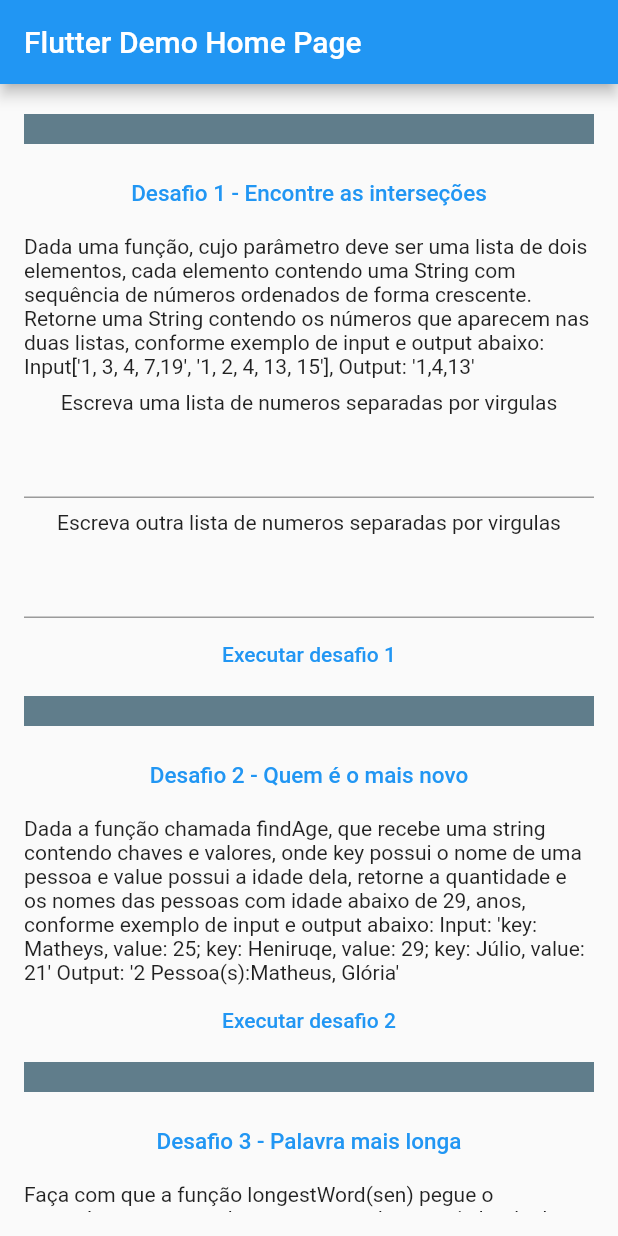
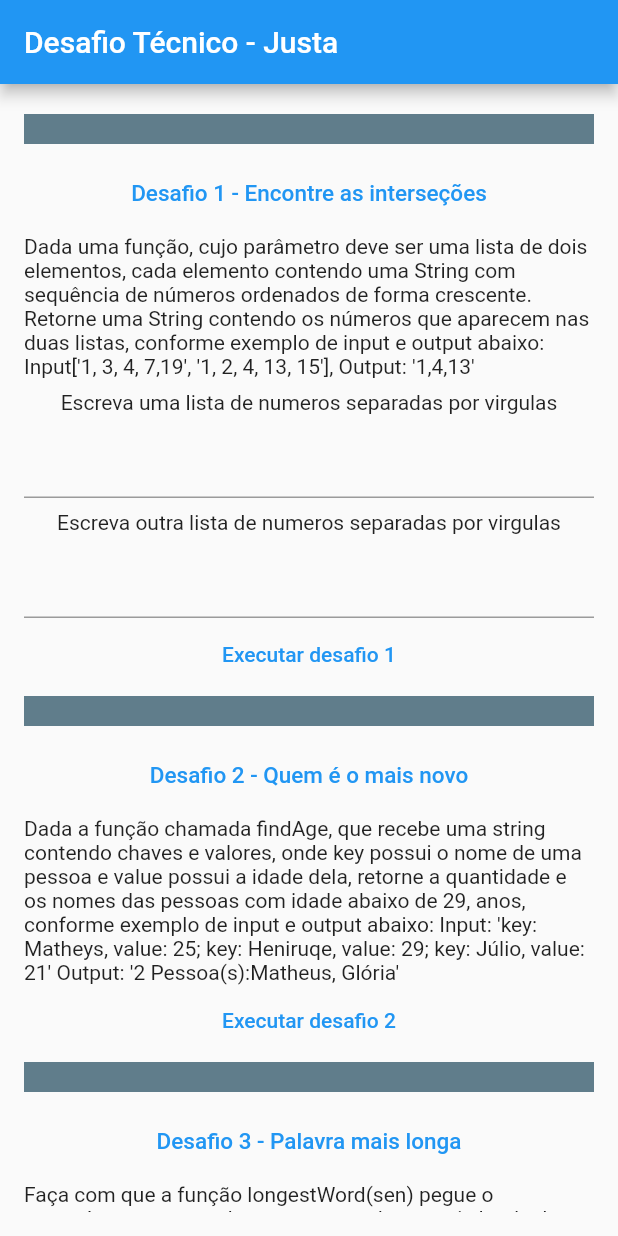
Before and after one commit to HHeloisa/DesafioJusta, a Flutter app: the screen it shows after launch, on a phone screen of 412 x 824 dp. Run offline on Flutter 3.47's test engine with Material 2 defaults, Android fonts, the phone set to English and light mode, and no system bars.

Commit message:
ajuste em appbar

```diff
--- a/lib/constants/constants.dart
+++ b/lib/constants/constants.dart
@@ -12,3 +12,4 @@ const descricaoDesafio2 =
     "Dada a função chamada findAge, que recebe uma string contendo chaves e valores, onde key possui o nome de uma pessoa e value possui a idade dela, retorne a quantidade e os nomes das pessoas com idade abaixo de 29, anos, conforme exemplo de input e output abaixo: Input: 'key: Matheys, value: 25; key: Heniruqe, value: 29; key: Júlio, value: 21' Output: '2 Pessoa(s):Matheus, Glória'";
 const descricaoDesafio3 =
     "Faça com que a função longestWord(sen) pegue o paramêtro sen passado e retorne a palavra mais londa da string. Se houver duas ou mais palavras com o mesmo comprimento, retorne a priemira palavra da string com esse comprimento. Ignore a pontuação e assuma que ela não estará vazia. As palavras também podem conter números, por exemplo, conforme exemplo de input e output abaixo:";
+const appName = "Desafio Técnico - Justa";
--- a/lib/desafio3.dart
+++ b/lib/desafio3.dart
@@ -20,6 +20,7 @@ class _Desafio3State extends State<Desafio3> {
     sen = sen.split(" ");
     sen.forEach((s) => {
           s.length > longest
+              // se é do mesmo tamanho, não é menor, e não substitui a palavra anterior, mantendo a primeira
               ? {longest = s.length, biggestWord = s}
               : null
         });
--- a/lib/main.dart
+++ b/lib/main.dart
@@ -15,18 +15,9 @@ class DesafioJusta extends StatelessWidget {
     return MaterialApp(
       title: desafioJusta,
       theme: ThemeData(
-        // This is the theme of your application.
-        //
-        // Try running your application with "flutter run". You'll see the
-        // application has a blue toolbar. Then, without quitting the app, try
-        // changing the primarySwatch below to Colors.green and then invoke
-        // "hot reload" (press "r" in the console where you ran "flutter run",
-        // or simply save your changes to "hot reload" in a Flutter IDE).
-        // Notice that the counter didn't reset back to zero; the application
-        // is not restarted.
         primarySwatch: Colors.blue,
       ),
-      home: const MyHomePage(title: 'Flutter Demo Home Page'),
+      home: const MyHomePage(title: appName),
     );
   }
 }
@@ -46,8 +37,6 @@ class _MyHomePageState extends State<MyHomePage> {
     return Scaffold(
       resizeToAvoidBottomInset: true,
       appBar: AppBar(
-        // Here we take the value from the MyHomePage object that was created by
-        // the App.build method, and use it to set our appbar title.
         title: Text(widget.title),
       ),
       body: Padding(
```
